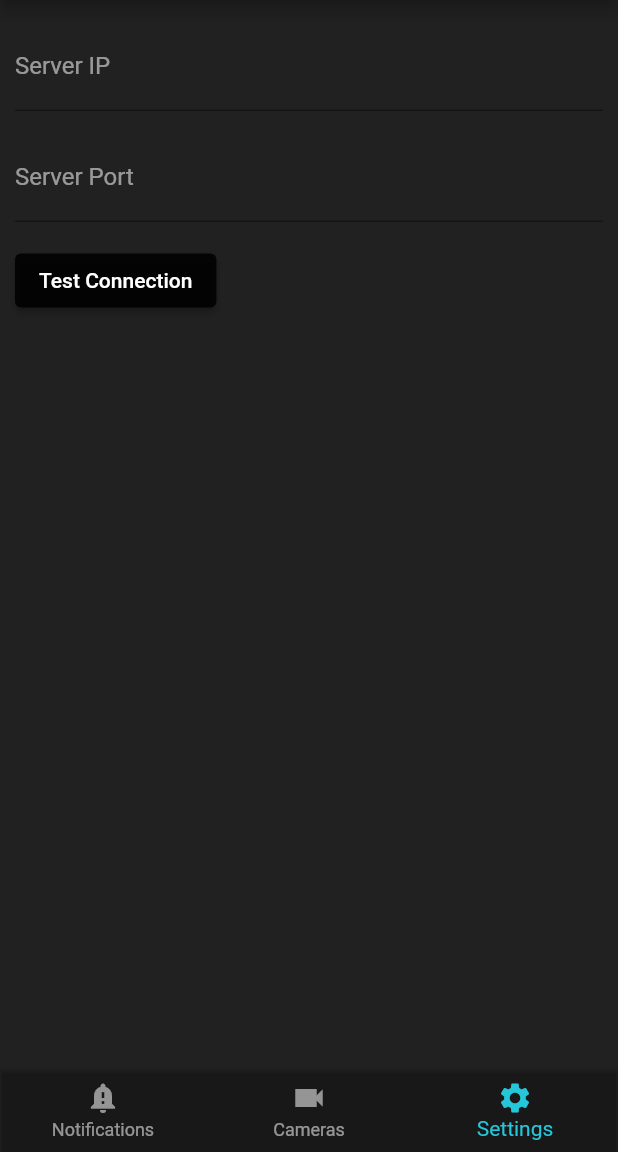
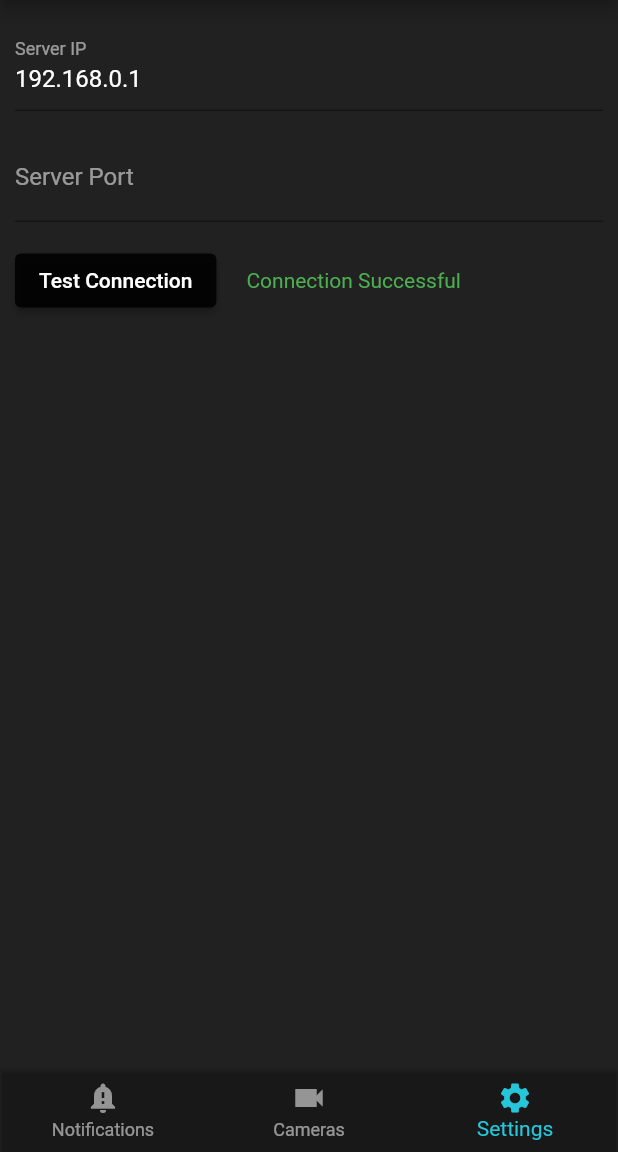
Before and after one commit to alamo3/OSCW-Mobile, a Flutter app: the screen it shows after launch, item 3 of the bottom bar chosen, after a tap on "Test Connection", on a phone screen of 412 x 824 dp, the part 84-1236 px from its top. Run offline on Flutter 3.47's test engine with Material 2 defaults, Android fonts, the phone set to English and light mode, and no system bars; our stand-ins replace flutter_spinkit, shared_preferences.

```diff
--- a/lib/main.dart
+++ b/lib/main.dart
@@ -5,8 +5,8 @@ import 'pages/notifications_main.dart';
 import 'services/settings_manager.dart';
 import 'pages/loading.dart';
 
-SettingsManager _settingsManager = SettingsManager();
-NotificationManager _notificationManager = NotificationManager(settingsManager: _settingsManager);
+
+
 
 void main() {
   runApp(const MaterialApp(
@@ -24,7 +24,8 @@ class Home extends StatefulWidget {
 
 class _HomeState extends State<Home> {
 
-  final NotificationsPage _notificationsPage = NotificationsPage(_notificationManager);
+  final SettingsManager _settingsManager = SettingsManager();
+  final NotificationManager _notificationManager = NotificationManager();
 
   int selected_page = 0;
 
@@ -51,7 +52,7 @@ class _HomeState extends State<Home> {
     switch(selected_page)
     {
       case 0:
-       return _notificationsPage;
+       return NotificationsPage();
 
       case 1:
         return Center(child: Text('Live Camera'),);
--- a/lib/pages/notifications_main.dart
+++ b/lib/pages/notifications_main.dart
@@ -5,14 +5,9 @@ import 'package:oscw_mobile_app/widgets/Notification.dart';
 
 class NotificationsPage extends StatefulWidget {
 
-  late NotificationManager notificationManager;
-
-  NotificationsPage(this.notificationManager);
-
-
 
   @override
-  _NotificationsPageState createState() => _NotificationsPageState(notificationManager);
+  _NotificationsPageState createState() => _NotificationsPageState();
 }
 
 class _NotificationsPageState extends State<NotificationsPage> {
@@ -20,7 +15,10 @@ class _NotificationsPageState extends State<NotificationsPage> {
   late NotificationManager notificationManager;
   List notifications = [];
 
-  _NotificationsPageState(this.notificationManager);
+  _NotificationsPageState()
+  {
+    notificationManager = NotificationManager();
+  }
 
   void updateNotifications()
   {
--- a/lib/pages/settings.dart
+++ b/lib/pages/settings.dart
@@ -1,13 +1,32 @@
 import 'package:flutter/material.dart';
+import 'package:oscw_mobile_app/services/settings_manager.dart';
 
 class SettingsPage extends StatefulWidget {
-  const SettingsPage({Key? key}) : super(key: key);
+
 
   @override
   _SettingsPageState createState() => _SettingsPageState();
 }
 
 class _SettingsPageState extends State<SettingsPage> {
+
+  late bool testedConnection;
+  late bool connectionTestSuccessful;
+
+  late SettingsManager settingsManager;
+
+  _SettingsPageState()
+  {
+    settingsManager = SettingsManager();
+  }
+
+  @override
+  void initState()
+  {
+    connectionTestSuccessful = false;
+    testedConnection = false;
+  }
+
   @override
   Widget build(BuildContext context) {
     return Padding(
@@ -18,9 +37,10 @@ class _SettingsPageState extends State<SettingsPage> {
             crossAxisAlignment: CrossAxisAlignment.start,
             children: [
 
-              const TextField(
-                obscureText: false,
-                decoration: InputDecoration(
+              TextFormField(
+                initialValue: '192.168.0.1',
+                style: const TextStyle(color: Colors.white),
+                decoration: const InputDecoration(
                     labelText: 'Server IP',
                     hintText: 'xx.xx.xx.xx',
                     hintStyle: TextStyle(color: Colors.grey),
@@ -28,26 +48,46 @@ class _SettingsPageState extends State<SettingsPage> {
                 ),
               ),
 
-              SizedBox(height: 15.0,),
+              const SizedBox(height: 15.0,),
 
-              const TextField(
-                style: TextStyle(color: Colors.white),
-                decoration: InputDecoration(
+              TextFormField(
+                style: const TextStyle(color: Colors.white),
+                decoration: const InputDecoration(
                     labelText: 'Server Port',
                     hintText: '0-65535',
                     hintStyle: TextStyle(color: Colors.grey),
                     labelStyle: TextStyle(color: Colors.white54)
                 ),
               ),
-              SizedBox(height: 15.0,),
-              ElevatedButton(
-                  onPressed: (){},
-                  child: const Text('Test Connection'),
-                  style: ButtonStyle(
-                      backgroundColor: MaterialStateProperty.all<Color>(Colors.black87)
+              const SizedBox(height: 15.0,),
+
+              Row(
+                children: [
+                  ElevatedButton(
+                    onPressed: (){
+                      setState(() {
+                        testedConnection = true;
+                        connectionTestSuccessful = true;
+                      });
+                    },
+                    child: const Text('Test Connection'),
+                    style: ButtonStyle(
+                        backgroundColor: MaterialStateProperty.all<Color>(Colors.black87)
+                    ),
+
                   ),
 
+                  SizedBox(width: 20.0,),
+                  Visibility(
+                      child: Text(
+                        connectionTestSuccessful ? ('Connection Successful') : ('Could not establish connection'),
+                        style: TextStyle(color: connectionTestSuccessful ? Colors.green: Colors.red),
+                      ),
+                    visible: testedConnection,
+                  )
+                ],
               ),
+
 
           ]
           ),
--- a/lib/services/notification_manager.dart
+++ b/lib/services/notification_manager.dart
@@ -5,11 +5,24 @@ import 'settings_manager.dart';
 
 class NotificationManager{
 
+  NotificationManager._privateConstructor()
+  {
+    settingsManager = SettingsManager();
+  }
+
   late SettingsManager settingsManager;
 
   List notifications = <ClientNotification>[];
 
-  NotificationManager({required this.settingsManager});
+  late Function homeCallback;
+
+  static final NotificationManager _notificationManager = NotificationManager._privateConstructor();
+
+  factory NotificationManager()
+  {
+    return _notificationManager;
+  }
+
 
   int getNumNotifs() { return notifications.length; }
 
@@ -34,12 +47,15 @@ class NotificationManager{
     notifications.add(ClientNotification(notificationType: NotificationType.normal, notificationText: 'Normal notif 2'));
     notifications.add(ClientNotification(notificationType: NotificationType.urgent, notificationText: 'Urgent Notification 3'));
 
+    homeCallback = callback;
+
     callback();
   }
 
   void removeNotification(int index)
   {
     notifications.removeAt(index);
+    homeCallback();
   }
 
 }
--- a/lib/services/settings_manager.dart
+++ b/lib/services/settings_manager.dart
@@ -1,8 +1,15 @@
 import 'package:shared_preferences/shared_preferences.dart';
-import 'package:flutter/material.dart';
 
 class SettingsManager
 {
+  SettingsManager._privateConstructor();
+
+  static final SettingsManager _instance = SettingsManager._privateConstructor();
+
+  factory SettingsManager()
+  {
+    return _instance;
+  }
 
   String serverIP = '';
   int serverPort = 0;
@@ -11,7 +18,17 @@ class SettingsManager
 
   bool bLoaded = false;
 
+  void setServerIP(String ip)
+  {
+    serverIP = ip;
+    prefs.setString('server_ip', serverIP);
+  }
 
+  void setServerPort(int port)
+  {
+    serverPort = port;
+    prefs.setInt('server_port', port);
+  }
 
   void getPreferences(Function callback) async
   {
```
